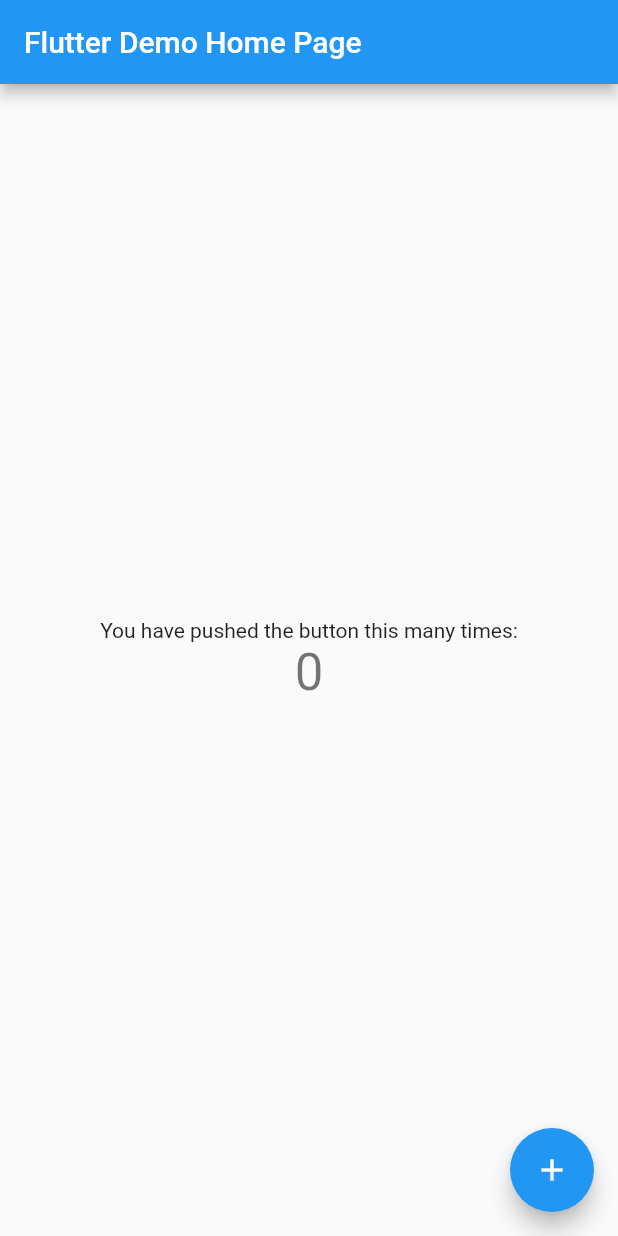
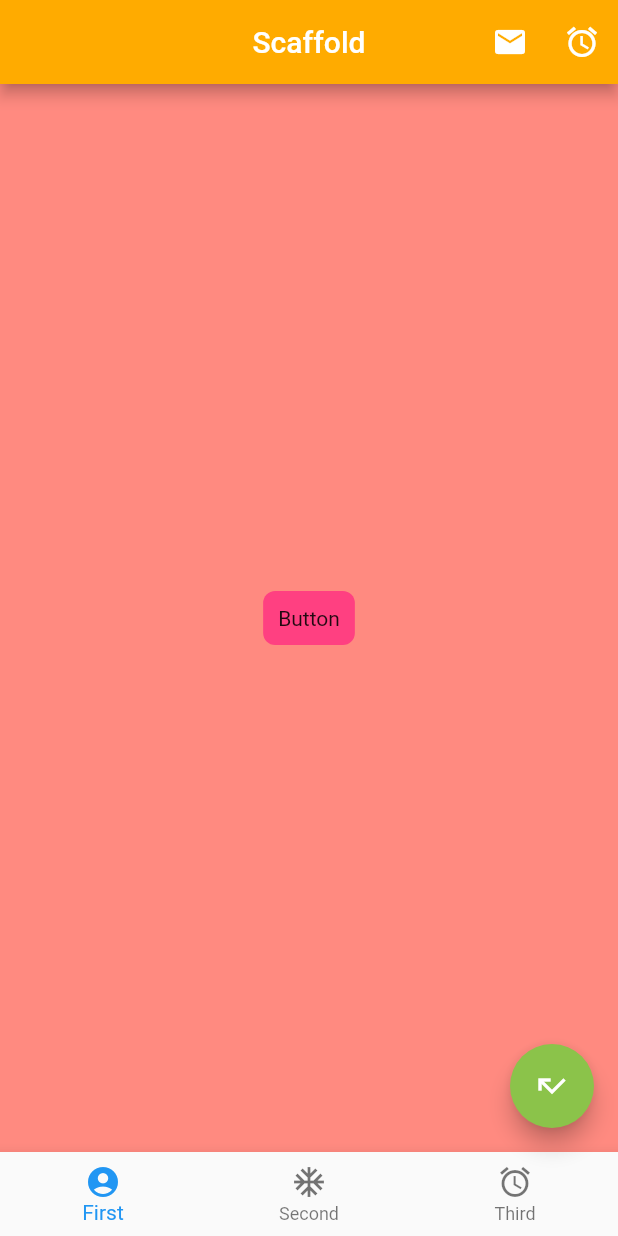
Before and after one commit to huyurt/flutter-playground, a Flutter app: the screen it shows after launch, on a phone screen of 412 x 824 dp. Run offline on Flutter 3.47's test engine with Material 2 defaults, Android fonts, the phone set to English and light mode, and no system bars.

Commit message:
introduction flutter

```diff
--- a/firstapp/lib/main.dart
+++ b/firstapp/lib/main.dart
@@ -1,117 +1,6 @@
+import 'package:firstapp/ui/home.dart';
 import 'package:flutter/material.dart';
 
-void main() {
-  runApp(MyApp());
-}
+//void main() => runApp(ScaffoldExample());
 
-class MyApp extends StatelessWidget {
-  // This widget is the root of your application.
-  @override
-  Widget build(BuildContext context) {
-    return MaterialApp(
-      title: 'Flutter Demo',
-      theme: ThemeData(
-        // This is the theme of your application.
-        //
-        // Try running your application with "flutter run". You'll see the
-        // application has a blue toolbar. Then, without quitting the app, try
-        // changing the primarySwatch below to Colors.green and then invoke
-        // "hot reload" (press "r" in the console where you ran "flutter run",
-        // or simply save your changes to "hot reload" in a Flutter IDE).
-        // Notice that the counter didn't reset back to zero; the application
-        // is not restarted.
-        primarySwatch: Colors.blue,
-        // This makes the visual density adapt to the platform that you run
-        // the app on. For desktop platforms, the controls will be smaller and
-        // closer together (more dense) than on mobile platforms.
-        visualDensity: VisualDensity.adaptivePlatformDensity,
-      ),
-      home: MyHomePage(title: 'Flutter Demo Home Page'),
-    );
-  }
-}
-
-class MyHomePage extends StatefulWidget {
-  MyHomePage({Key key, this.title}) : super(key: key);
-
-  // This widget is the home page of your application. It is stateful, meaning
-  // that it has a State object (defined below) that contains fields that affect
-  // how it looks.
-
-  // This class is the configuration for the state. It holds the values (in this
-  // case the title) provided by the parent (in this case the App widget) and
-  // used by the build method of the State. Fields in a Widget subclass are
-  // always marked "final".
-
-  final String title;
-
-  @override
-  _MyHomePageState createState() => _MyHomePageState();
-}
-
-class _MyHomePageState extends State<MyHomePage> {
-  int _counter = 0;
-
-  void _incrementCounter() {
-    setState(() {
-      // This call to setState tells the Flutter framework that something has
-      // changed in this State, which causes it to rerun the build method below
-      // so that the display can reflect the updated values. If we changed
-      // _counter without calling setState(), then the build method would not be
-      // called again, and so nothing would appear to happen.
-      _counter++;
-    });
-  }
-
-  @override
-  Widget build(BuildContext context) {
-    // This method is rerun every time setState is called, for instance as done
-    // by the _incrementCounter method above.
-    //
-    // The Flutter framework has been optimized to make rerunning build methods
-    // fast, so that you can just rebuild anything that needs updating rather
-    // than having to individually change instances of widgets.
-    return Scaffold(
-      appBar: AppBar(
-        // Here we take the value from the MyHomePage object that was created by
-        // the App.build method, and use it to set our appbar title.
-        title: Text(widget.title),
-      ),
-      body: Center(
-        // Center is a layout widget. It takes a single child and positions it
-        // in the middle of the parent.
-        child: Column(
-          // Column is also a layout widget. It takes a list of children and
-          // arranges them vertically. By default, it sizes itself to fit its
-          // children horizontally, and tries to be as tall as its parent.
-          //
-          // Invoke "debug painting" (press "p" in the console, choose the
-          // "Toggle Debug Paint" action from the Flutter Inspector in Android
-          // Studio, or the "Toggle Debug Paint" command in Visual Studio Code)
-          // to see the wireframe for each widget.
-          //
-          // Column has various properties to control how it sizes itself and
-          // how it positions its children. Here we use mainAxisAlignment to
-          // center the children vertically; the main axis here is the vertical
-          // axis because Columns are vertical (the cross axis would be
-          // horizontal).
-          mainAxisAlignment: MainAxisAlignment.center,
-          children: <Widget>[
-            Text(
-              'You have pushed the button this many times:',
-            ),
-            Text(
-              '$_counter',
-              style: Theme.of(context).textTheme.headline4,
-            ),
-          ],
-        ),
-      ),
-      floatingActionButton: FloatingActionButton(
-        onPressed: _incrementCounter,
-        tooltip: 'Increment',
-        child: Icon(Icons.add),
-      ), // This trailing comma makes auto-formatting nicer for build methods.
-    );
-  }
-}
+void main() => runApp(new MaterialApp(home: ScaffoldExample()));
--- /dev/null
+++ b/firstapp/lib/ui/home.dart
@@ -0,0 +1,99 @@
+import 'package:flutter/cupertino.dart';
+import 'package:flutter/material.dart';
+
+class ScaffoldExample extends StatelessWidget {
+  @override
+  Widget build(BuildContext context) {
+    _pressButton() {
+      debugPrint('Pressed');
+    }
+
+    return Scaffold(
+        appBar: AppBar(
+          title: Text('Scaffold'),
+          centerTitle: true,
+          backgroundColor: Colors.amberAccent.shade700,
+          actions: <Widget>[
+            IconButton(
+              icon: Icon(Icons.email),
+              onPressed: () => debugPrint('Email pressed.'),
+            ),
+            IconButton(
+              icon: Icon(Icons.access_alarm),
+              onPressed: _pressButton,
+            )
+          ],
+        ),
+        floatingActionButton: FloatingActionButton(
+          backgroundColor: Colors.lightGreen,
+          child: Icon(Icons.call_missed),
+          onPressed: () => debugPrint('Hello'),
+        ),
+        bottomNavigationBar: BottomNavigationBar(
+          items: [
+            BottomNavigationBarItem(
+                icon: Icon(Icons.account_circle), title: Text('First')),
+            BottomNavigationBarItem(
+                icon: Icon(Icons.ac_unit), title: Text('Second')),
+            BottomNavigationBarItem(
+                icon: Icon(Icons.access_alarm), title: Text('Third')),
+          ],
+          onTap: (int index) => debugPrint('Tapped item: $index'),
+        ),
+        backgroundColor: Colors.redAccent.shade100,
+        body: Container(
+            alignment: Alignment.center,
+            child: Column(
+              mainAxisAlignment: MainAxisAlignment.center,
+              children: <Widget>[
+                CustomButton(),
+//                InkWell(
+//                  child: Text(
+//                    'Tap here',
+//                    style: TextStyle(fontSize: 23.4),
+//                  ),
+//                  onTap: () => debugPrint('Tapped'),
+//                )
+              ],
+            )));
+  }
+}
+
+class CustomButton extends StatelessWidget {
+  @override
+  Widget build(BuildContext context) {
+    return GestureDetector(
+      onTap: () {
+        final snackBar = SnackBar(
+          content: Text('Hello'),
+          backgroundColor: Colors.amberAccent.shade700,
+        );
+        Scaffold.of(context).showSnackBar(snackBar);
+      },
+      child: Container(
+        padding: EdgeInsets.all(10.0),
+        decoration: BoxDecoration(
+            color: Colors.pinkAccent, borderRadius: BorderRadius.circular(8.0)),
+        child: Text('Button'),
+      ),
+    );
+  }
+}
+
+class Home extends StatelessWidget {
+  @override
+  Widget build(BuildContext context) {
+    return Material(
+      color: Colors.deepOrange,
+      child: Center(
+          child: Text(
+        'Hello',
+        textDirection: TextDirection.ltr,
+        style: TextStyle(
+            fontWeight: FontWeight.w500,
+            fontSize: 23.4,
+            fontStyle: FontStyle.italic),
+      )),
+    );
+  }
+}
```
